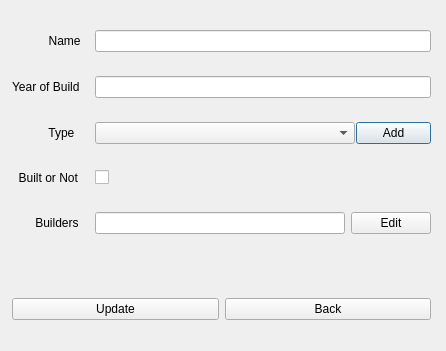
First picture: the form in verklegt_vika_3/verklegt_GUI/UI/editcomputerdialog.ui, repository vilhjalmur12/verklegt_1, before the edit.
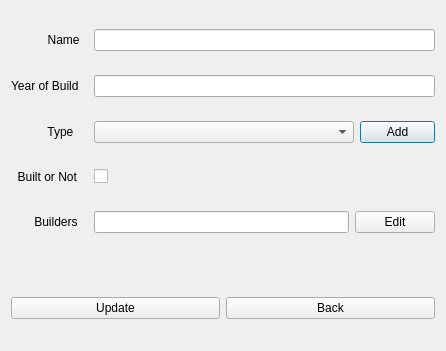
Second picture: the form after the edit.

```diff
--- a/verklegt_vika_3/verklegt_GUI/UI/editcomputerdialog.ui
+++ b/verklegt_vika_3/verklegt_GUI/UI/editcomputerdialog.ui
@@ -12,22 +12,15 @@
   </property>
   <property name="minimumSize">
    <size>
-    <width>350</width>
-    <height>260</height>
+    <width>446</width>
+    <height>351</height>
    </size>
   </property>
   <property name="windowTitle">
    <string>Dialog</string>
   </property>
-  <widget class="QWidget" name="">
-   <property name="geometry">
-    <rect>
-     <x>12</x>
-     <y>12</y>
-     <width>419</width>
-     <height>331</height>
-    </rect>
-   </property>
+  <layout class="QGridLayout" name="gridLayout">
+   <item row="0" column="0">
    <layout class="QVBoxLayout" name="verticalLayout">
     <item>
      <layout class="QHBoxLayout" name="horizontalLayout">
@@ -45,7 +38,14 @@
        </widget>
       </item>
       <item>
-       <widget class="QLineEdit" name="lineEdit_name"/>
+        <widget class="QLineEdit" name="lineEdit_name">
+         <property name="minimumSize">
+          <size>
+           <width>255</width>
+           <height>0</height>
+          </size>
+         </property>
+        </widget>
       </item>
      </layout>
     </item>
@@ -65,7 +65,14 @@
        </widget>
       </item>
       <item>
-       <widget class="QLineEdit" name="lineEdit_year"/>
+        <widget class="QLineEdit" name="lineEdit_year">
+         <property name="minimumSize">
+          <size>
+           <width>255</width>
+           <height>0</height>
+          </size>
+         </property>
+        </widget>
       </item>
      </layout>
     </item>
@@ -100,7 +107,7 @@
        <widget class="QComboBox" name="dropdown_types">
         <property name="minimumSize">
          <size>
-          <width>260</width>
+           <width>180</width>
           <height>0</height>
          </size>
         </property>
@@ -148,6 +155,9 @@
         <property name="orientation">
          <enum>Qt::Horizontal</enum>
         </property>
+         <property name="sizeType">
+          <enum>QSizePolicy::Expanding</enum>
+         </property>
         <property name="sizeHint" stdset="0">
          <size>
           <width>40</width>
@@ -175,6 +185,12 @@
       </item>
       <item>
        <widget class="QLineEdit" name="lineEdit_builders">
+         <property name="minimumSize">
+          <size>
+           <width>189</width>
+           <height>0</height>
+          </size>
+         </property>
         <property name="readOnly">
          <bool>true</bool>
         </property>
@@ -228,7 +244,8 @@
      </layout>
     </item>
    </layout>
-  </widget>
+   </item>
+  </layout>
  </widget>
  <resources/>
  <connections/>
```
Lines whose indentation alone changed are shown as unchanged.
